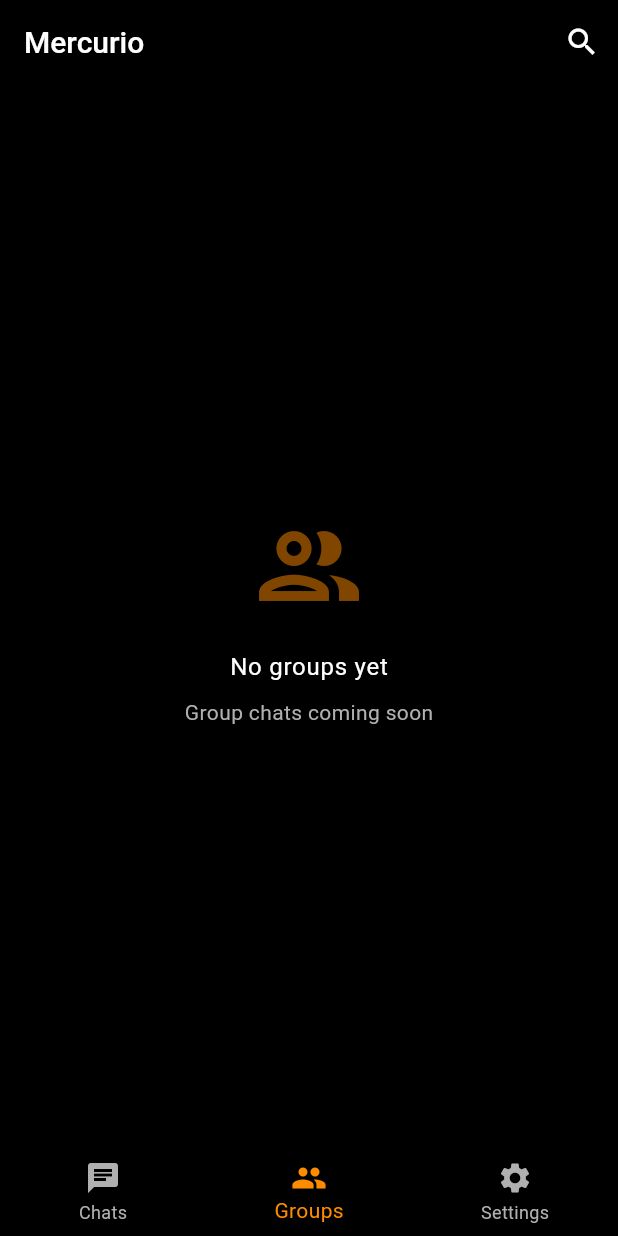
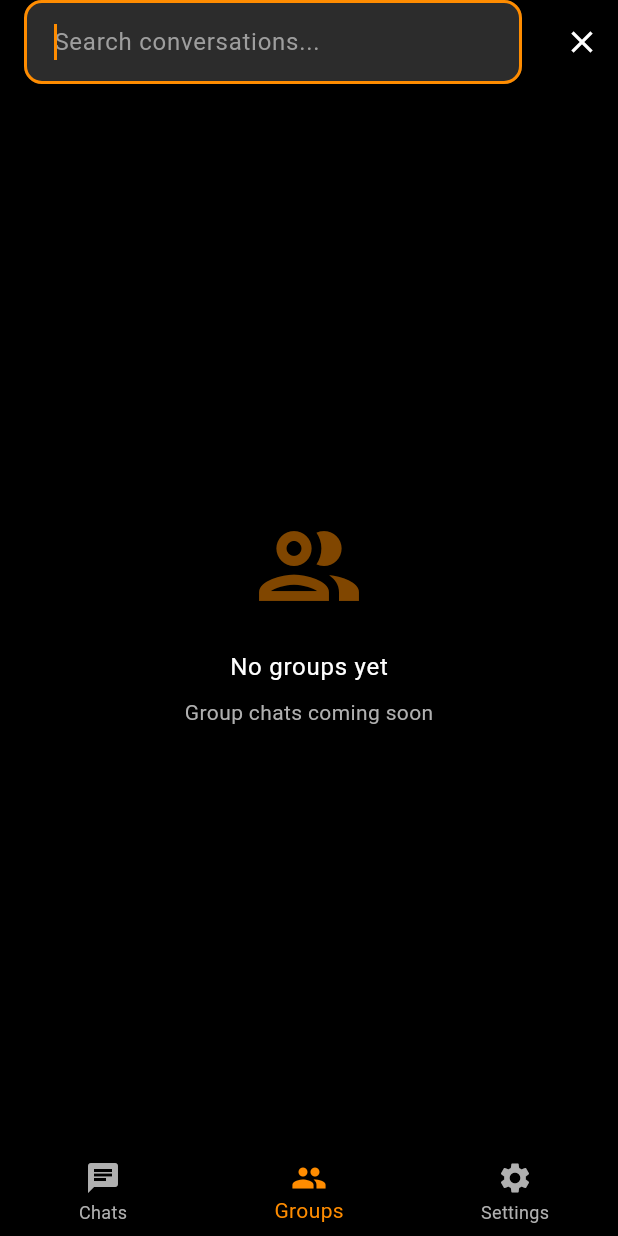
Before and after one commit to Morsmek/MercurioAndroid2026, a Flutter app: the HomeScreen screen opened directly, item 2 of the bottom bar chosen, after a tap on the "search" icon, on a phone screen of 412 x 824 dp. Run offline on Flutter 3.47's test engine with Material 3 defaults, Android fonts, the phone set to English and light mode, and no system bars; our stand-ins replace cloud_firestore, firebase_core, flutter_secure_storage, hex, hive_flutter, image_picker and 2 more; missing offline and left inert: bip39, cryptography, mobile_scanner, pointycastle; accounts and stored records are empty.

Commit message:
Updated main.dart

```diff
--- a/lib/main.dart
+++ b/lib/main.dart
@@ -4,13 +4,10 @@
 import 'package:mercurio_messenger/firebase_options.dart';
 import 'package:mercurio_messenger/utils/theme.dart';
 import 'package:mercurio_messenger/screens/splash_screen.dart';
-import 'package:mercurio_messenger/services/firebase_messaging_service.dart';
 
 void main() async {
-  // Set status bar style for dark theme
   WidgetsFlutterBinding.ensureInitialized();
 
-  // Initialize Firebase
   await Firebase.initializeApp(
     options: DefaultFirebaseOptions.currentPlatform,
   );
@@ -23,9 +20,6 @@
       systemNavigationBarIconBrightness: Brightness.light,
     ),
   );
-
-  // Initialize Firebase messaging service
-  await FirebaseMessagingService().initialize();
 
   runApp(const MercurioApp());
 }
--- a/lib/screens/home_screen.dart
+++ b/lib/screens/home_screen.dart
@@ -23,6 +23,9 @@
   int _currentIndex = 0;
   String? _sessionId;
   List<Conversation> _conversations = [];
+  List<Conversation> _filteredConversations = [];
+  bool _isSearching = false;
+  final _searchController = TextEditingController();
   StreamSubscription? _messageSubscription;
   StreamSubscription? _requestSubscription;
 
@@ -36,6 +39,7 @@
 
   @override
   void dispose() {
+    _searchController.dispose();
     _messageSubscription?.cancel();
     _requestSubscription?.cancel();
     super.dispose();
@@ -66,6 +70,20 @@
       _conversations = conversationsData
           .map((data) => Conversation.fromMap(data))
           .toList();
+      _filteredConversations = _conversations;
+    });
+  }
+
+  void _filterConversations(String query) {
+    setState(() {
+      if (query.isEmpty) {
+        _filteredConversations = _conversations;
+      } else {
+        _filteredConversations = _conversations.where((conv) {
+          return conv.contactName.toLowerCase().contains(query.toLowerCase()) ||
+              (conv.lastMessage ?? '').toLowerCase().contains(query.toLowerCase());
+        }).toList();
+      }
     });
   }
 
@@ -73,12 +91,38 @@
   Widget build(BuildContext context) {
     return Scaffold(
       appBar: AppBar(
-        title: const Text('Mercurio'),
+        title: _isSearching
+            ? TextField(
+                controller: _searchController,
+                autofocus: true,
+                decoration: const InputDecoration(
+                  hintText: 'Search conversations...',
+                  border: InputBorder.none,
+                  hintStyle: TextStyle(color: Colors.grey),
+                ),
+                style: const TextStyle(color: Colors.white),
+                onChanged: _filterConversations,
+              )
+            : const Text('Mercurio'),
         actions: [
+          if (_isSearching)
+            IconButton(
+              icon: const Icon(Icons.close),
+              onPressed: () {
+                setState(() {
+                  _isSearching = false;
+                  _searchController.clear();
+                  _filteredConversations = _conversations;
+                });
+              },
+            )
+          else
             IconButton(
               icon: const Icon(Icons.search),
               onPressed: () {
-              // TODO: Implement search
+                setState(() {
+                  _isSearching = true;
+                });
               },
             ),
         ],
@@ -140,7 +184,7 @@
   }
 
   Widget _buildConversationsList() {
-    if (_conversations.isEmpty) {
+    if (_filteredConversations.isEmpty && !_isSearching) {
       return Center(
         child: Column(
           mainAxisAlignment: MainAxisAlignment.center,
@@ -165,10 +209,35 @@
       );
     }
 
+    if (_filteredConversations.isEmpty && _isSearching) {
+      return Center(
+        child: Column(
+          mainAxisAlignment: MainAxisAlignment.center,
+          children: [
+            Icon(
+              Icons.search_off,
+              size: 80,
+              color: Theme.of(context).colorScheme.primary.withValues(alpha: 0.5),
+            ),
+            const SizedBox(height: 16),
+            Text(
+              'No conversations found',
+              style: Theme.of(context).textTheme.bodyLarge,
+            ),
+            const SizedBox(height: 8),
+            Text(
+              'Try a different search term',
+              style: Theme.of(context).textTheme.bodyMedium,
+            ),
+          ],
+        ),
+      );
+    }
+
     return ListView.builder(
-      itemCount: _conversations.length,
+      itemCount: _filteredConversations.length,
       itemBuilder: (context, index) {
-        final conversation = _conversations[index];
+        final conversation = _filteredConversations[index];
         return ListTile(
           leading: CircleAvatar(
             backgroundColor: Theme.of(context).colorScheme.primary,
@@ -485,12 +554,39 @@
             child: const Text('Cancel'),
           ),
           TextButton(
-            onPressed: () {
-              // TODO: Implement logout
+            onPressed: () async {
+              Navigator.pop(context);
+
+              try {
+                await FirebaseMessagingService().setOnlineStatus(false);
+                await FirebaseMessagingService().dispose();
+                await ConnectionService().dispose();
+                await CryptoService().clearAllKeys();
+                await StorageService().clearAllData();
+
+                if (mounted) {
+                  Navigator.of(context).pushNamedAndRemoveUntil(
+                    '/',
+                    (route) => false,
+                  );
+
                   ScaffoldMessenger.of(context).showSnackBar(
-                const SnackBar(content: Text('Logout feature coming soon')),
+                    const SnackBar(
+                      content: Text('Logged out successfully'),
+                      backgroundColor: Colors.green,
+                    ),
                   );
-              Navigator.pop(context);
+                }
+              } catch (e) {
+                if (mounted) {
+                  ScaffoldMessenger.of(context).showSnackBar(
+                    SnackBar(
+                      content: Text('Logout error: ${e.toString()}'),
+                      backgroundColor: Theme.of(context).colorScheme.error,
+                    ),
+                  );
+                }
+              }
             },
             child: Text(
               'Logout',
```
Also changed, not shown: lib/screens/chat_screen.dart (+67 -9 lines), lib/screens/splash_screen.dart (+7 -3 lines). Lines whose indentation alone changed are shown as unchanged.
